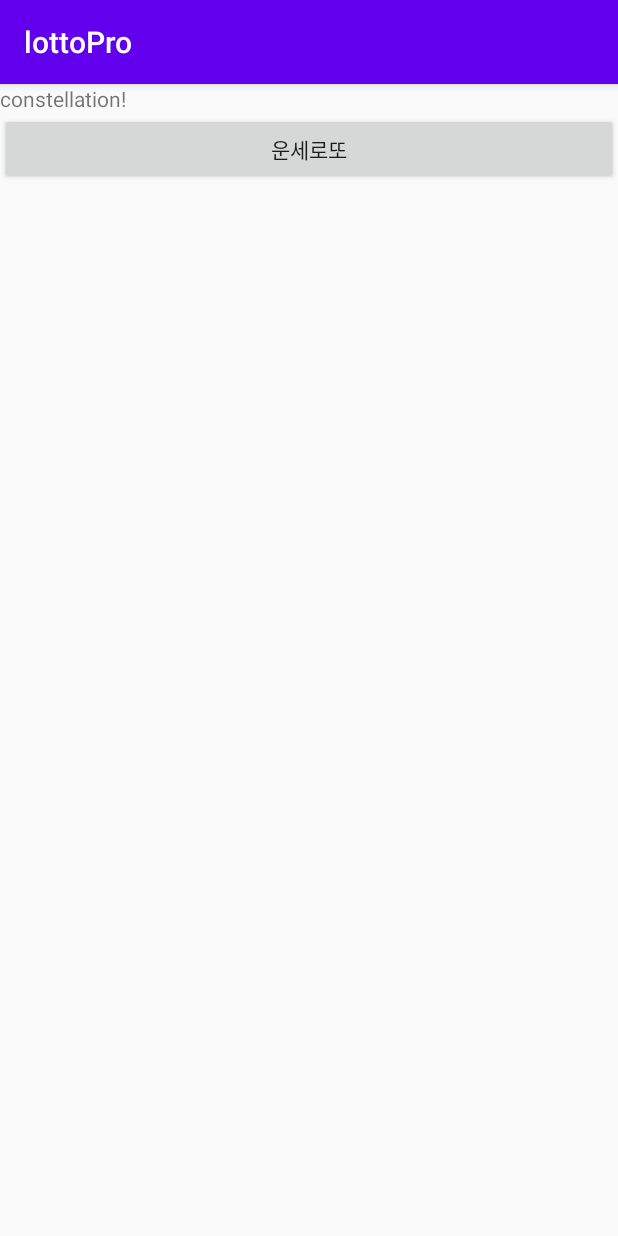
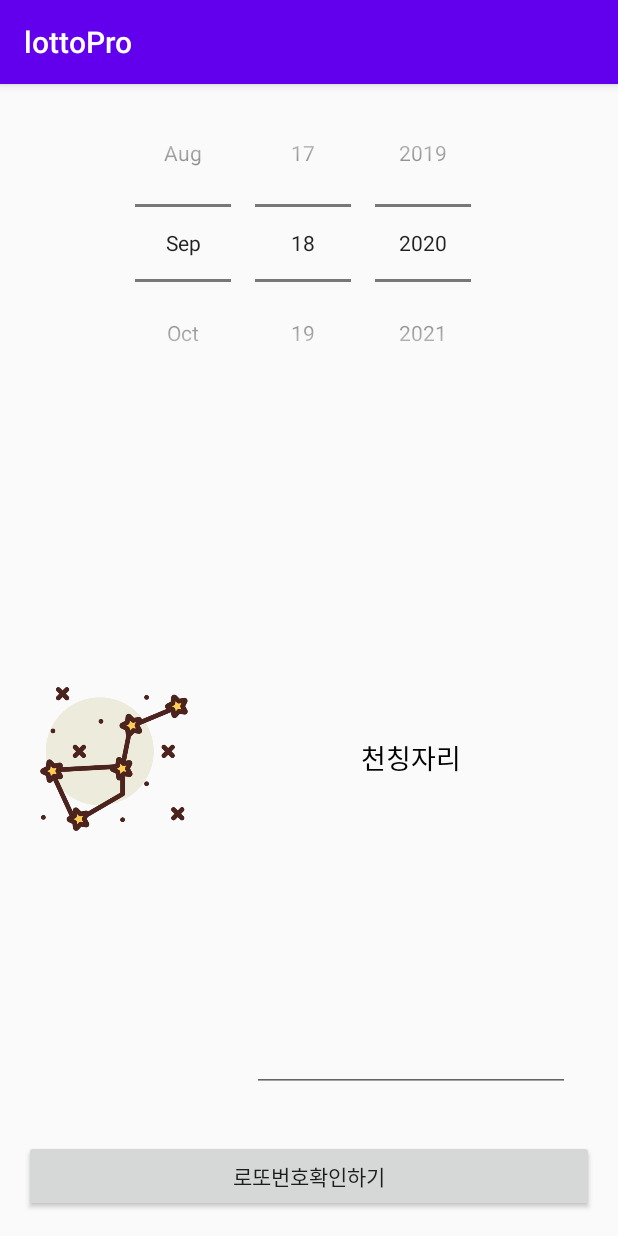
Before and after one commit to gyulggam/lottoPro, an Android app: the ConstellationActivity screen opened directly, with no data from a screen before it, on a phone screen of 412 x 824 dp. Run offline under Robolectric (Android 15) with nearby library versions, the phone set to English and light mode, and no system bars.

Commit message:
20200918
커르르르밋

```diff
--- a/app/src/main/res/layout/activity_constellation.xml
+++ b/app/src/main/res/layout/activity_constellation.xml
@@ -1,37 +1,56 @@
 <?xml version="1.0" encoding="utf-8"?>
-<androidx.constraintlayout.widget.ConstraintLayout xmlns:android="http://schemas.android.com/apk/res/android"
+<RelativeLayout
+    xmlns:android="http://schemas.android.com/apk/res/android"
     xmlns:app="http://schemas.android.com/apk/res-auto"
     xmlns:tools="http://schemas.android.com/tools"
     android:layout_width="match_parent"
     android:layout_height="match_parent"
-    tools:context=".MainActivity"
-    android:id="@+id/constellationPage"
+    tools:context=".ConstellationActivity"
     >
 
-    <LinearLayout
-        android:id="@+id/linearLayout"
-        android:layout_width="0dp"
-        android:layout_height="600dp"
-        android:orientation="vertical"
-        app:layout_constraintEnd_toEndOf="parent"
-        app:layout_constraintStart_toStartOf="parent"
-        app:layout_constraintTop_toTopOf="parent"
-        tools:ignore="MissingConstraints">
+    <Button
+        android:id="@+id/goResultButton"
+        android:layout_width="match_parent"
+        android:layout_height="wrap_content"
+        android:layout_alignParentBottom="true"
+        android:layout_centerHorizontal="true"
+        android:layout_margin="16dp"
+        android:text="로또번호확인하기" />
 
-        <TextView
-            android:layout_width="wrap_content"
-            android:layout_height="wrap_content"
-            android:text="constellation!"
-            app:layout_constraintBottom_toBottomOf="parent"
-            app:layout_constraintLeft_toLeftOf="parent"
-            app:layout_constraintRight_toRightOf="parent"
-            app:layout_constraintTop_toTopOf="parent" />
+    <DatePicker
+        android:id="@+id/datePicker"
+        android:layout_width="match_parent"
+        android:layout_height="wrap_content"
+        android:calendarViewShown="false"
+        android:datePickerMode="spinner" />
 
-        <Button
-            android:id="@+id/Title"
-            android:layout_width="match_parent"
-            android:layout_height="wrap_content"
-            android:text="운세로또"
-            tools:ignore="MissingConstraints" />
-    </LinearLayout>
-</androidx.constraintlayout.widget.ConstraintLayout>
+    <ImageView
+        android:id="@+id/imageView"
+        android:layout_width="120dp"
+        android:layout_height="match_parent"
+        android:layout_above="@+id/goResultButton"
+        android:layout_below="@+id/datePicker"
+        android:layout_margin="16dp"
+        android:src="@drawable/constellation" />
+
+    <AutoCompleteTextView
+        android:id="@+id/textView"
+        android:layout_width="match_parent"
+        android:layout_height="wrap_content"
+        android:layout_alignBottom="@+id/imageView"
+        android:layout_alignTop="@+id/imageView"
+        android:layout_marginLeft="16dp"
+        android:layout_marginRight="32dp"
+        android:layout_toRightOf="@+id/imageView"
+        android:gravity="center"
+        android:maxLines="1"
+        android:text="천칭자리"
+        android:textColor="@android:color/black"
+        app:autoSizeMaxTextSize="48sp"
+        app:autoSizeMinTextSize="24sp"
+        app:autoSizeStepGranularity="1sp"
+        app:autoSizeTextType="uniform"
+        />
+
+
+</RelativeLayout>
--- a/app/src/main/res/layout/activity_main.xml
+++ b/app/src/main/res/layout/activity_main.xml
@@ -1,5 +1,6 @@
 <?xml version="1.0" encoding="utf-8"?>
-<androidx.constraintlayout.widget.ConstraintLayout xmlns:android="http://schemas.android.com/apk/res/android"
+<androidx.constraintlayout.widget.ConstraintLayout
+    xmlns:android="http://schemas.android.com/apk/res/android"
     xmlns:app="http://schemas.android.com/apk/res-auto"
     xmlns:tools="http://schemas.android.com/tools"
     android:layout_width="match_parent"
--- a/app/src/main/res/values/styles.xml
+++ b/app/src/main/res/values/styles.xml
@@ -1,6 +1,6 @@
 <resources>
     <!-- Base application theme. -->
-    <style name="AppTheme" parent="Theme.AppCompat.Light.DarkActionBar">
+    <style name="AppTheme" parent="Base.Theme.AppCompat.Light.DarkActionBar">
         <!-- Customize your theme here. -->
         <item name="colorPrimary">@color/colorPrimary</item>
         <item name="colorPrimaryDark">@color/colorPrimaryDark</item>
```
